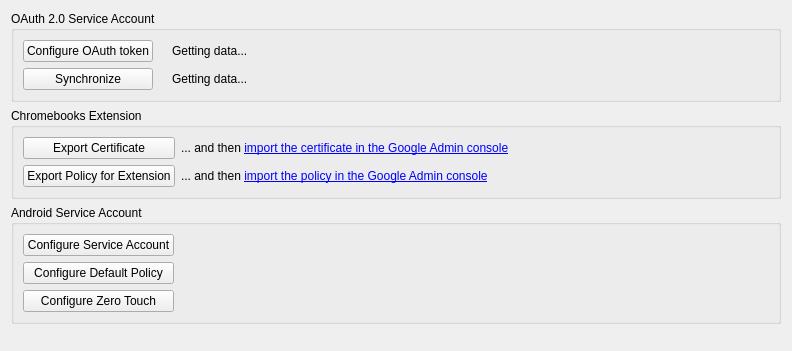
This is FWAdminLib/Preferences/ChromebookPreferencesWidget.ui in fw-dev/translations as Qt 5 draws it before an edit. The edited form follows.
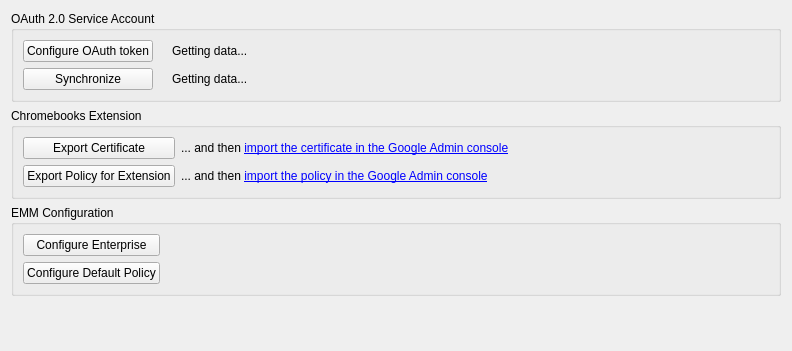
This is the edited form. Custom widgets are drawn as their Qt base class.

What changed in the file:
```diff
--- a/FWAdminLib/Preferences/ChromebookPreferencesWidget.ui
+++ b/FWAdminLib/Preferences/ChromebookPreferencesWidget.ui
@@ -139,36 +139,9 @@
    <item>
     <widget class="QGroupBox" name="androidServiceAccountGroup">
      <property name="title">
-      <string>Android Service Account</string>
+      <string>EMM Configuration</string>
      </property>
      <layout class="QGridLayout" name="gridLayout_3">
-      <item row="1" column="0">
-       <widget class="QPushButton" name="configureEMMDefaultPolicyButton">
-        <property name="text">
-         <string>Configure Default Policy</string>
-        </property>
-       </widget>
-      </item>
-      <item row="0" column="0">
-       <widget class="QPushButton" name="configureAndroidServiceAccountButton">
-        <property name="sizePolicy">
-         <sizepolicy hsizetype="Minimum" vsizetype="Fixed">
-          <horstretch>0</horstretch>
-          <verstretch>0</verstretch>
-         </sizepolicy>
-        </property>
-        <property name="text">
-         <string>Configure Service Account</string>
-        </property>
-       </widget>
-      </item>
-      <item row="2" column="0">
-       <widget class="QPushButton" name="configureZeroTouchButton">
-        <property name="text">
-         <string>Configure Zero Touch</string>
-        </property>
-       </widget>
-      </item>
       <item row="0" column="1">
        <spacer name="horizontalSpacer">
         <property name="orientation">
@@ -182,6 +155,26 @@
         </property>
        </spacer>
       </item>
+      <item row="0" column="0">
+       <widget class="QPushButton" name="configureEMMEnterpriseButton">
+        <property name="sizePolicy">
+         <sizepolicy hsizetype="Minimum" vsizetype="Fixed">
+          <horstretch>0</horstretch>
+          <verstretch>0</verstretch>
+         </sizepolicy>
+        </property>
+        <property name="text">
+         <string>Configure Enterprise</string>
+        </property>
+       </widget>
+      </item>
+      <item row="1" column="0">
+       <widget class="QPushButton" name="configureEMMDefaultPolicyButton">
+        <property name="text">
+         <string>Configure Default Policy</string>
+        </property>
+       </widget>
+      </item>
      </layout>
     </widget>
    </item>
```
Left out of the diff: 5 changed lines with no effect on the pictures.
